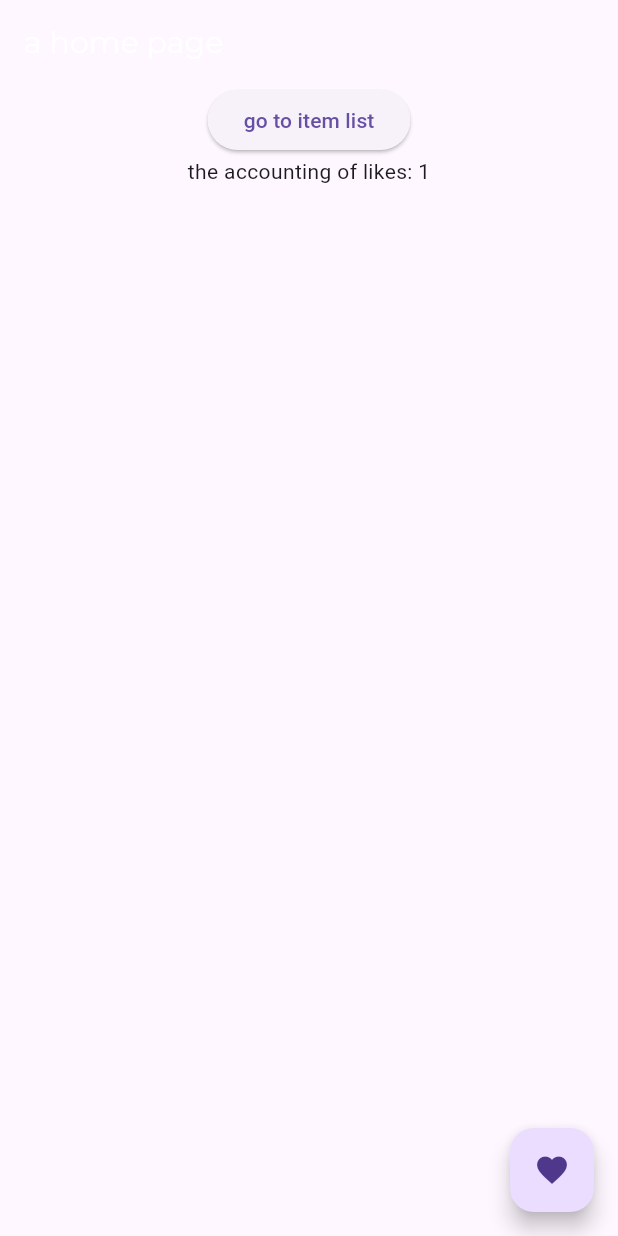
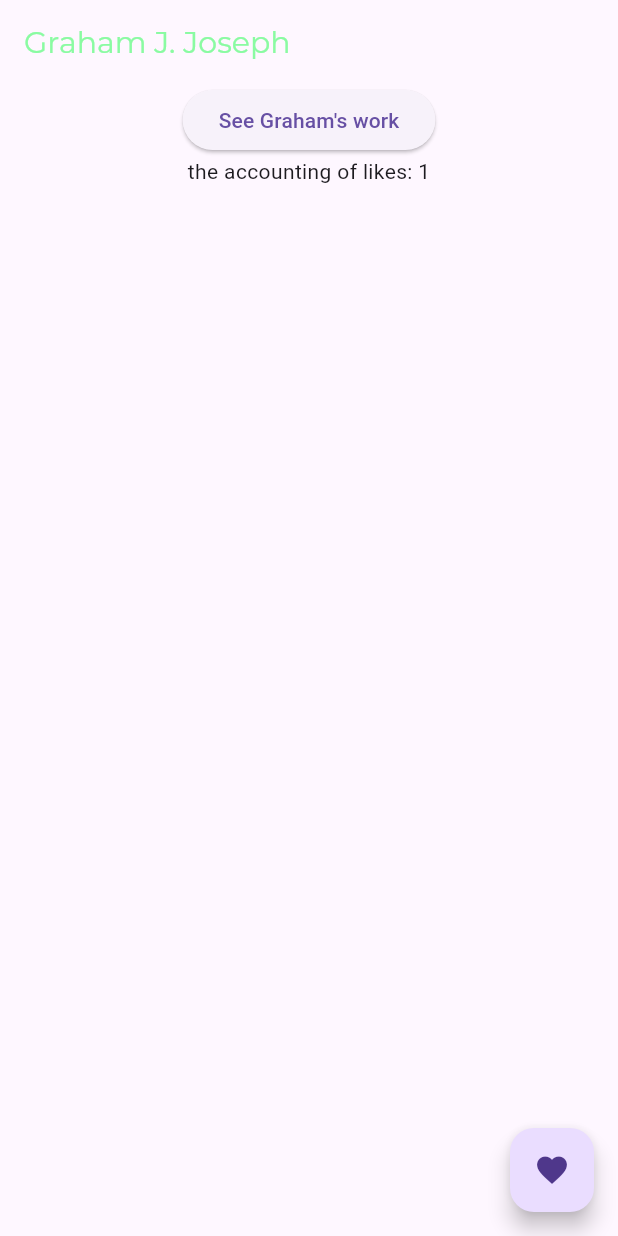
Before and after one commit to gramjos/tour_co, a Flutter app: the screen it shows after launch, on a phone screen of 412 x 824 dp. Run offline on Flutter 3.47's test engine with Material 3 defaults, Android fonts, the light colour scheme and no system bars.

Commit message:
revisiting...small changes

```diff
--- a/lib/main.dart
+++ b/lib/main.dart
@@ -1,4 +1,4 @@
-// main.dart
 import 'package:flutter/material.dart';
 import 'app.dart';
+
 void main() => runApp(const App());
--- a/lib/screens/home/start_page.dart
+++ b/lib/screens/home/start_page.dart
@@ -15,14 +15,14 @@ class StartPage extends StatelessWidget {
       model: likeCounter,
       child: Scaffold(
         appBar: AppBar(
-          title: const Text('a home page'),
+          title: const Text('Graham J. Joseph'),
         ),
         body: Column(
           children: <Widget>[
             Center(
               child: ElevatedButton(
                 onPressed: () => _passLikes(context, likeCounter.lc.likeCT),
-                child: const Text('go to item list'),
+                child: const Text('See Graham\'s work'),
               ),
             ),
             const Center(
--- a/lib/style.dart
+++ b/lib/style.dart
@@ -10,7 +10,7 @@ const appBarTextStyle = TextStyle(
   fontFamily: fontNameDefault,
   fontWeight: FontWeight.w300,
   fontSize: mediumTextSize,
-  color: Colors.white,
+  color: Color.fromARGB(255, 138, 251, 162),
 );
 
 const titleTextStyle = TextStyle(
@@ -24,5 +24,5 @@ const body1TextStyle = TextStyle(
   fontFamily: fontNameDefault,
   fontWeight: FontWeight.w300,
   fontSize: bodyTextSize,
-  color: Color.fromARGB(255, 8, 0, 241),
+  color: Color.fromARGB(255, 233, 0, 241),
 );
```
Also changed, not shown: pubspec.lock, 1 other file.
